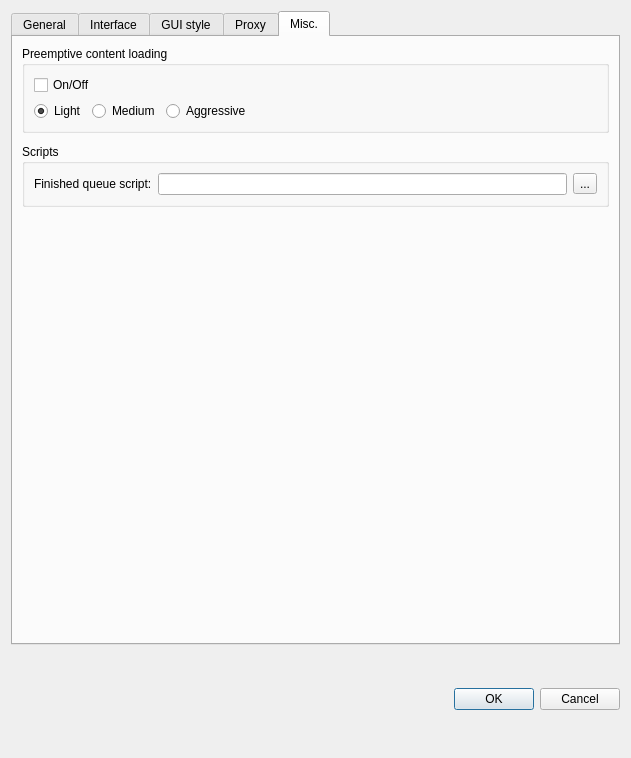
Before: the Qt Designer form src/preferences_dialog.ui in holazt/RcloneBrowser, drawn with Qt 5.
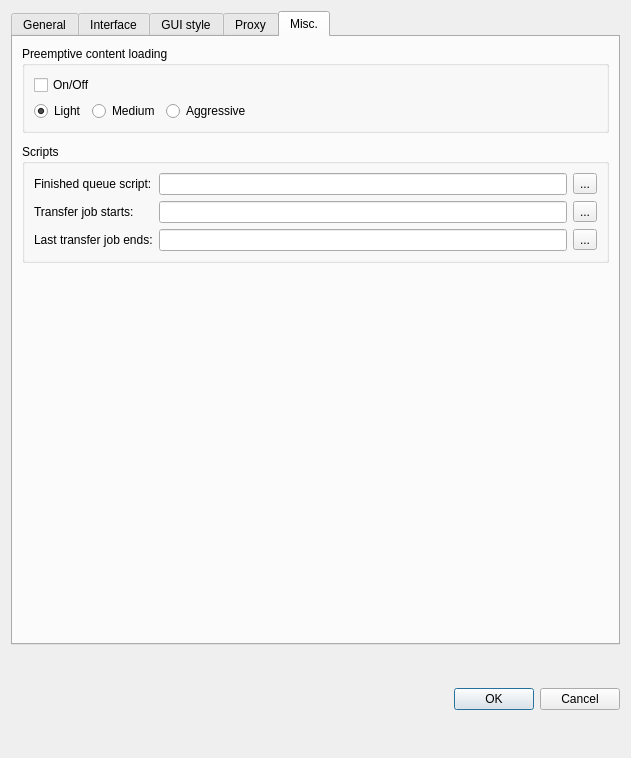
After: the same form once the commit is applied. The open tabs and pages were chosen to show the change.

Commit message:
added custom scripts hooks for transfer jobs
run custom script when transfer job starts or another script when the last one finishes

Diff of the .ui file:
```diff
--- a/src/preferences_dialog.ui
+++ b/src/preferences_dialog.ui
@@ -1304,6 +1304,48 @@
           <string>Scripts</string>
          </property>
          <layout class="QGridLayout" name="gridLayout_6">
+          <item row="4" column="1">
+           <widget class="QLineEdit" name="transferOffScript">
+            <property name="toolTip">
+             <string>&lt;html&gt;&lt;head/&gt;&lt;body&gt;&lt;p&gt;Script executed when last transfer job finishes&lt;/p&gt;&lt;/body&gt;&lt;/html&gt;</string>
+            </property>
+           </widget>
+          </item>
+          <item row="4" column="0">
+           <widget class="QLabel" name="label_9">
+            <property name="text">
+             <string>Last transfer job ends:</string>
+            </property>
+           </widget>
+          </item>
+          <item row="4" column="2">
+           <widget class="QToolButton" name="transferOffScriptBrowse">
+            <property name="text">
+             <string>...</string>
+            </property>
+           </widget>
+          </item>
+          <item row="3" column="0">
+           <widget class="QLabel" name="label_8">
+            <property name="text">
+             <string>Transfer job starts:</string>
+            </property>
+           </widget>
+          </item>
+          <item row="3" column="1">
+           <widget class="QLineEdit" name="transferOnScript">
+            <property name="toolTip">
+             <string>&lt;html&gt;&lt;head/&gt;&lt;body&gt;&lt;p&gt;Script executed when transfer job starts&lt;/p&gt;&lt;/body&gt;&lt;/html&gt;</string>
+            </property>
+           </widget>
+          </item>
+          <item row="3" column="2">
+           <widget class="QToolButton" name="transferOnScriptBrowse">
+            <property name="text">
+             <string>...</string>
+            </property>
+           </widget>
+          </item>
           <item row="0" column="0">
            <widget class="QLabel" name="label_7">
             <property name="text">
```
Left out of the diff: 2 changed lines with no effect on the pictures. The commit also changes 5 other files.
